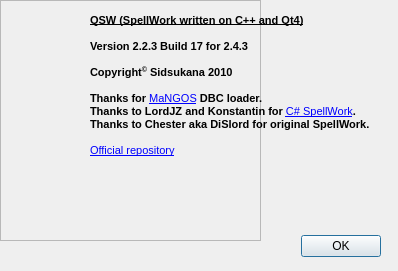
The window that QSW/AboutFormUI.ui (sidsukana/QSpellWork) describes before a commit, drawn with Qt 5.
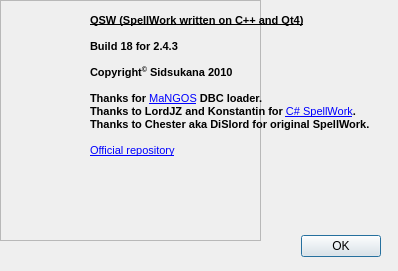
The same window after the commit. Icons and pictures are not drawn.

The edit to the form file:
```diff
--- a/QSW/AboutFormUI.ui
+++ b/QSW/AboutFormUI.ui
@@ -83,7 +83,7 @@
 &lt;/style&gt;&lt;/head&gt;&lt;body style=&quot; font-family:'MS Shell Dlg 2'; font-size:8.25pt; font-weight:400; font-style:normal;&quot;&gt;
 &lt;p style=&quot; margin-top:0px; margin-bottom:0px; margin-left:0px; margin-right:0px; -qt-block-indent:0; text-indent:0px;&quot;&gt;&lt;span style=&quot; font-size:8pt; font-weight:600; text-decoration: underline;&quot;&gt;QSW (SpellWork written on C++ and Qt4)&lt;/span&gt;&lt;span style=&quot; font-size:8pt;&quot;&gt; &lt;/span&gt;&lt;/p&gt;
 &lt;p style=&quot;-qt-paragraph-type:empty; margin-top:0px; margin-bottom:0px; margin-left:0px; margin-right:0px; -qt-block-indent:0; text-indent:0px; font-size:8pt; font-weight:600;&quot;&gt;&lt;/p&gt;
-&lt;p style=&quot; margin-top:0px; margin-bottom:0px; margin-left:0px; margin-right:0px; -qt-block-indent:0; text-indent:0px;&quot;&gt;&lt;span style=&quot; font-size:8pt; font-weight:600;&quot;&gt;Version 2.2.3 Build 17 for 2.4.3&lt;/span&gt;&lt;/p&gt;
+&lt;p style=&quot; margin-top:0px; margin-bottom:0px; margin-left:0px; margin-right:0px; -qt-block-indent:0; text-indent:0px;&quot;&gt;&lt;span style=&quot; font-size:8pt; font-weight:600;&quot;&gt;Build 18 for 2.4.3&lt;/span&gt;&lt;/p&gt;
 &lt;p style=&quot;-qt-paragraph-type:empty; margin-top:0px; margin-bottom:0px; margin-left:0px; margin-right:0px; -qt-block-indent:0; text-indent:0px; font-size:8pt; font-weight:600;&quot;&gt;&lt;/p&gt;
 &lt;p style=&quot; margin-top:0px; margin-bottom:0px; margin-left:0px; margin-right:0px; -qt-block-indent:0; text-indent:0px;&quot;&gt;&lt;span style=&quot; font-size:8pt; font-weight:600;&quot;&gt;Copyright&lt;/span&gt;&lt;span style=&quot; font-size:8pt; font-weight:600; vertical-align:super;&quot;&gt;©&lt;/span&gt;&lt;span style=&quot; font-size:8pt; font-weight:600;&quot;&gt; Sidsukana 2010&lt;/span&gt;&lt;/p&gt;
 &lt;p style=&quot;-qt-paragraph-type:empty; margin-top:0px; margin-bottom:0px; margin-left:0px; margin-right:0px; -qt-block-indent:0; text-indent:0px; font-size:8pt; font-weight:600;&quot;&gt;&lt;/p&gt;
```
